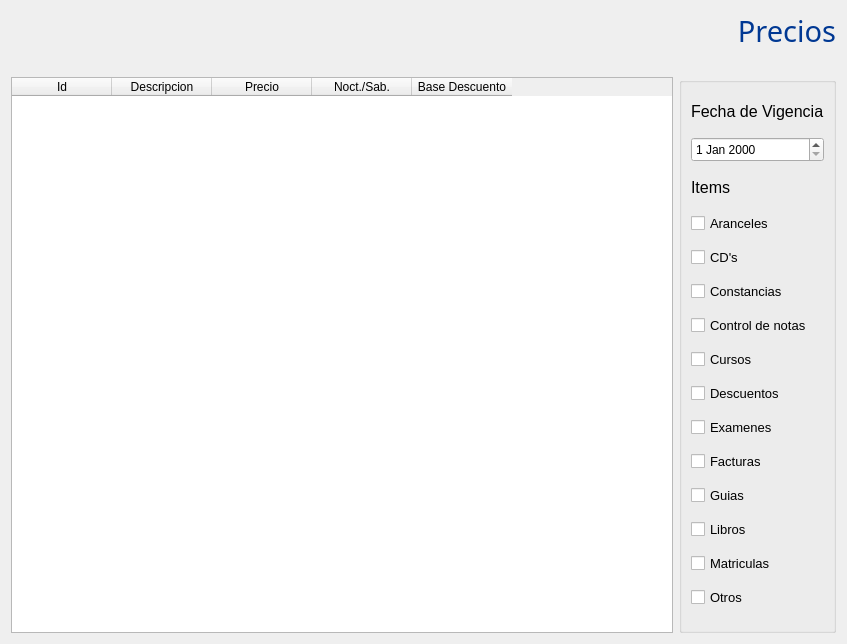
Before: the Qt Designer form precios.ui in fundauc-sistemas/cesfundauc, drawn with Qt 5.
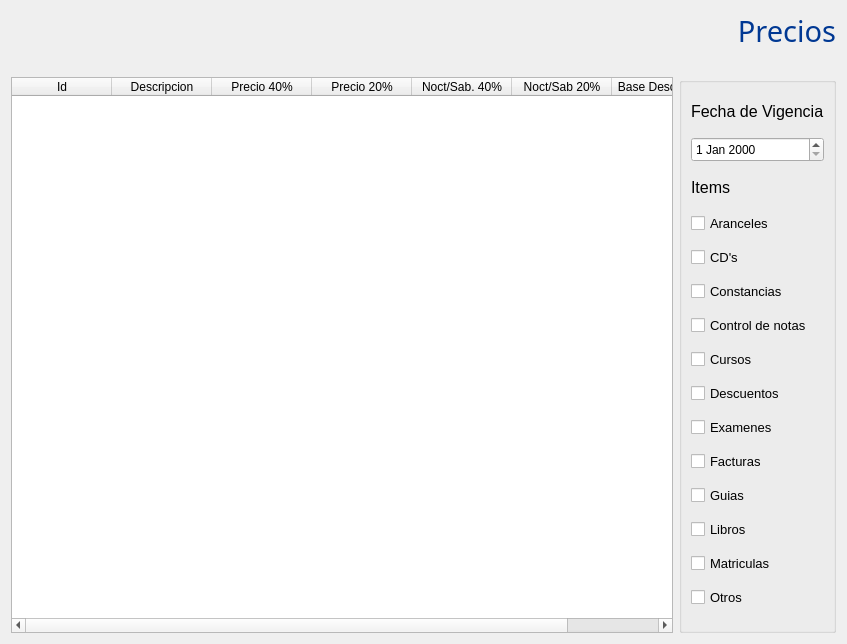
After: the same form once the commit is applied.

Commit message:
Recuperación precios
Cambios a registro de precios de cursos (40 y 20%)
Cambios a precio de cursos por persona: inscritos antes del 15-07-14 y
despues

Patch:
```diff
--- a/precios.ui
+++ b/precios.ui
@@ -74,12 +74,22 @@
        </column>
        <column>
         <property name="text">
-         <string>Precio</string>
+         <string>Precio 40%</string>
         </property>
        </column>
        <column>
         <property name="text">
-         <string>Noct./Sab.</string>
+         <string>Precio 20%</string>
+        </property>
+       </column>
+       <column>
+        <property name="text">
+         <string>Noct/Sab. 40%</string>
+        </property>
+       </column>
+       <column>
+        <property name="text">
+         <string>Noct/Sab 20%</string>
         </property>
        </column>
        <column>
```
The commit also changes 69 other files.
